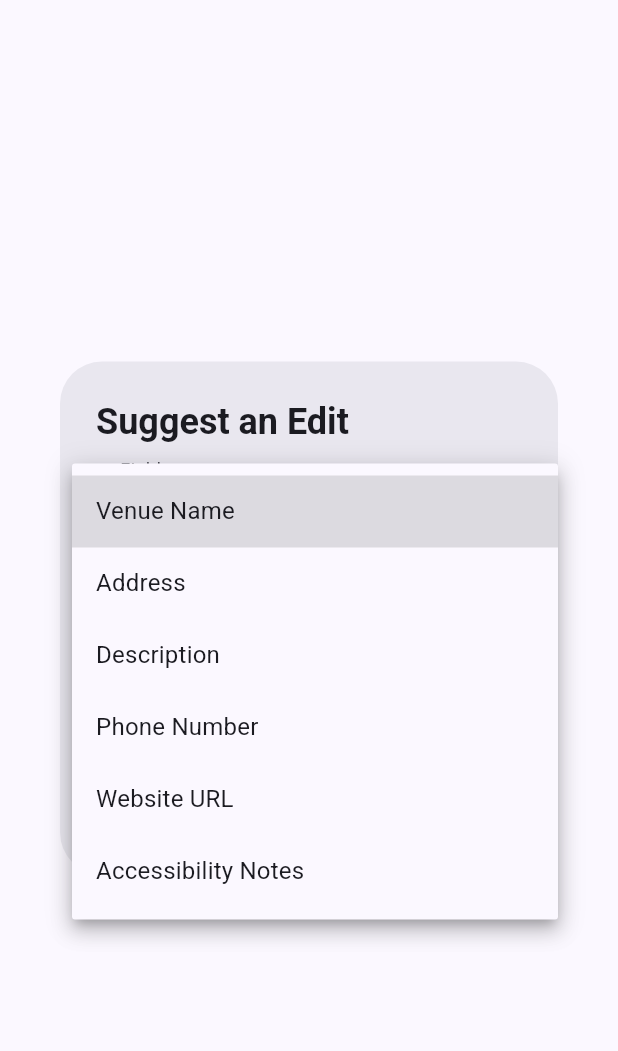
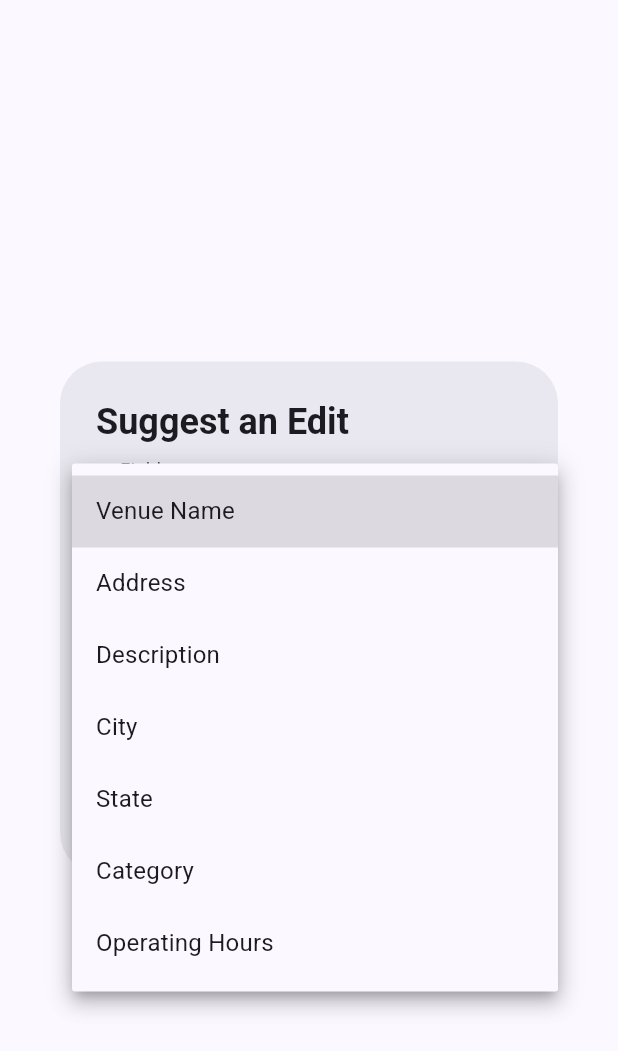
Before and after one commit to katie-allen2004/pathway, a Flutter app: the SuggestEditDialog widget shown alone on an empty page, opened directly with empty values, after a tap on "Venue Name", on a phone screen of 412 x 824 dp. Shown: the top 1051 px of the screen. Run offline on Flutter 3.47's test engine with Material 3 defaults, Android fonts, the phone set to English and light mode, and no system bars; our stand-ins replace flutter_map, flutter_typeahead, geocoding, geolocator, google_fonts, google_maps_flutter and 5 more; accounts and stored records are empty.

Commit message:
Implement Venue Edit History Tracking System
- Added venue_edit_history table with RLS policies
- Updated approve_venue_suggestion RPC to log edit history
- Implemented VenueEditHistoryModel and repository fetch method
- Integrated edit history UI into Venue Detail Page
- Fixed RLS permission issues and unsupported field errors
- Ensured full end-to-end suggestion → approval → history tracking flow

```diff
--- /dev/null
+++ b/pathway/lib/features/venues/data/venue_edit_history_model.dart
@@ -0,0 +1,33 @@
+class VenueEditHistoryModel {
+  final String editId;
+  final int venueId;
+  final String editedBy;
+  final String fieldName;
+  final String? oldValue;
+  final String? newValue;
+  final DateTime? createdAt;
+
+  VenueEditHistoryModel({
+    required this.editId,
+    required this.venueId,
+    required this.editedBy,
+    required this.fieldName,
+    this.oldValue,
+    this.newValue,
+    this.createdAt,
+  });
+
+  factory VenueEditHistoryModel.fromMap(Map<String, dynamic> map) {
+    return VenueEditHistoryModel(
+      editId: map['edit_id'].toString(),
+      venueId: (map['venue_id'] as num).toInt(),
+      editedBy: map['edited_by'].toString(),
+      fieldName: map['field_name'].toString(),
+      oldValue: map['old_value']?.toString(),
+      newValue: map['new_value']?.toString(),
+      createdAt: map['created_at'] != null
+          ? DateTime.tryParse(map['created_at'].toString())
+          : null,
+    );
+  }
+}
--- a/pathway/lib/features/venues/presentation/widgets/suggest_edit_dialog.dart
+++ b/pathway/lib/features/venues/presentation/widgets/suggest_edit_dialog.dart
@@ -26,9 +26,10 @@ class _SuggestEditDialogState extends State<SuggestEditDialog> {
     'venue_name': 'Venue Name',
     'address': 'Address',
     'description': 'Description',
-    'phone_number': 'Phone Number',
-    'website_url': 'Website URL',
-    'accessibility_notes': 'Accessibility Notes',
+    'city': 'City',
+    'state': 'State',
+    'category': 'Category',
+    'operating_hours': 'Operating Hours',
   };
 
   @override
@@ -57,9 +58,7 @@ class _SuggestEditDialogState extends State<SuggestEditDialog> {
       if (!mounted) return;
 
       ScaffoldMessenger.of(context).showSnackBar(
-        SnackBar(
-          content: Text('Failed to submit suggestion: $e'),
-        ),
+        SnackBar(content: Text('Failed to submit suggestion: $e')),
       );
     } finally {
       if (mounted) {
@@ -109,7 +108,8 @@ class _SuggestEditDialogState extends State<SuggestEditDialog> {
               TextFormField(
                 controller: _valueController,
                 enabled: !_isSubmitting,
-                maxLines: _selectedField == 'description' ||
+                maxLines:
+                    _selectedField == 'description' ||
                         _selectedField == 'accessibility_notes'
                     ? 4
                     : 1,
```
Also changed, not shown: pathway/lib/features/venues/data/venue_repository.dart (+18 -0 lines), pathway/lib/features/venues/presentation/pages/venue_detail_page.dart (+150 -63 lines), 2 other files.
